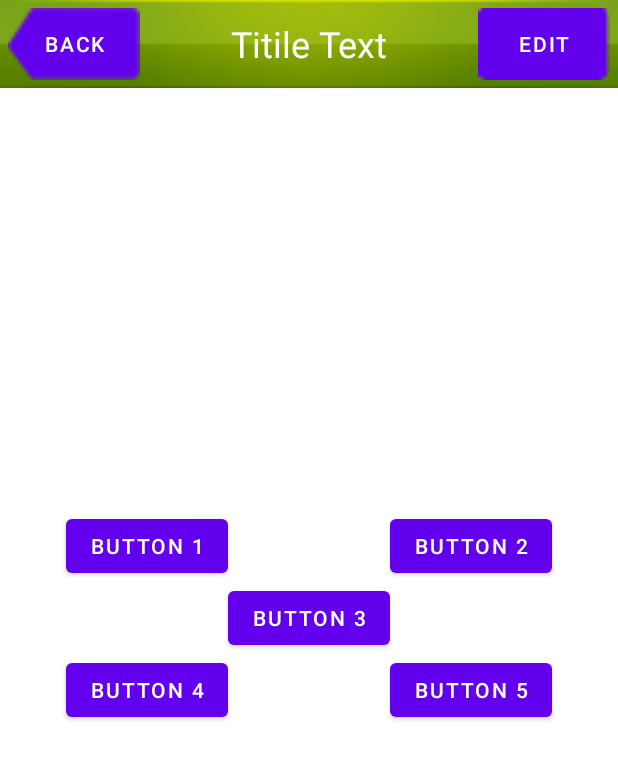
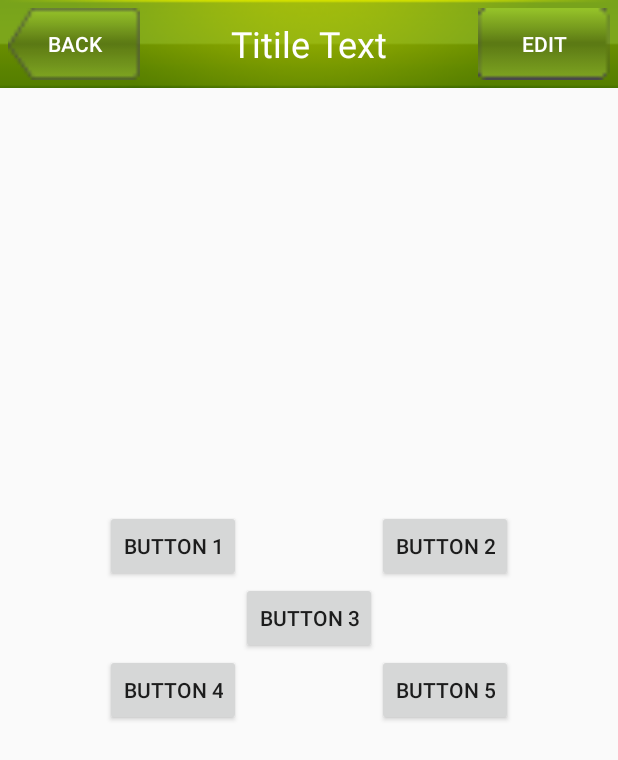
Before and after one commit to GengJian/Awesome-android-kotlin, an Android app: the screen it shows after launch (MainActivity), on a phone screen of 412 x 824 dp. Shown: the top 760 px of the screen. Run offline under Robolectric (Android 15) with nearby library versions, the phone set to English and light mode, and no system bars.

Commit message:
Fix - 按钮设置背景图不生效，因为style设置了颜色

```diff
--- a/uilayouttest/src/main/res/values/themes.xml
+++ b/uilayouttest/src/main/res/values/themes.xml
@@ -1,6 +1,6 @@
 <resources xmlns:tools="http://schemas.android.com/tools">
     <!-- Base application theme. -->
-    <style name="Theme.Awesomeandroidkotlin" parent="Theme.MaterialComponents.DayNight.DarkActionBar">
+    <style name="Theme.Awesomeandroidkotlin" parent="Theme.MaterialComponents.DayNight.NoActionBar.Bridge">
         <!-- Primary brand color. -->
         <item name="colorPrimary">@color/purple_500</item>
         <item name="colorPrimaryVariant">@color/purple_700</item>
```
